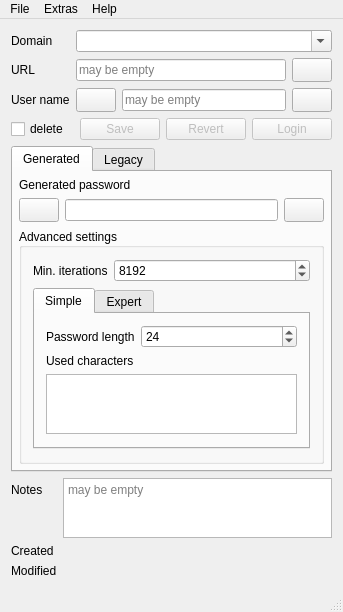
First picture: the form in Qt-SESAM/mainwindow.ui, repository 607011/Qt-SESAM, before the edit.
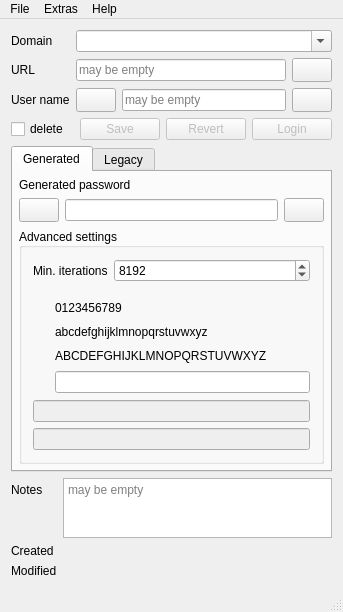
Second picture: the form after the edit. The open tabs and pages were chosen to show the change. Icons and pictures are not drawn. Custom widgets are drawn as their Qt base class.

```diff
--- a/Qt-SESAM/mainwindow.ui
+++ b/Qt-SESAM/mainwindow.ui
@@ -416,80 +416,6 @@
             </layout>
            </item>
            <item>
-            <widget class="QTabWidget" name="tabWidgetVersions">
-             <property name="currentIndex">
-              <number>1</number>
-             </property>
-             <widget class="QWidget" name="tabV2">
-              <property name="enabled">
-               <bool>true</bool>
-              </property>
-              <attribute name="title">
-               <string>Simple</string>
-              </attribute>
-              <layout class="QVBoxLayout" name="verticalLayout">
-               <item>
-                <layout class="QFormLayout" name="formLayout_2">
-                 <property name="leftMargin">
-                  <number>0</number>
-                 </property>
-                 <item row="0" column="0">
-                  <widget class="QLabel" name="label_6">
-                   <property name="text">
-                    <string>Password length</string>
-                   </property>
-                  </widget>
-                 </item>
-                 <item row="0" column="1">
-                  <widget class="QSpinBox" name="passwordLengthSpinBox">
-                   <property name="minimum">
-                    <number>4</number>
-                   </property>
-                   <property name="value">
-                    <number>24</number>
-                   </property>
-                  </widget>
-                 </item>
-                </layout>
-               </item>
-               <item>
-                <widget class="QLabel" name="label_15">
-                 <property name="text">
-                  <string>Used characters</string>
-                 </property>
-                </widget>
-               </item>
-               <item>
-                <widget class="QPlainTextEdit" name="usedCharactersPlainTextEdit">
-                 <property name="maximumSize">
-                  <size>
-                   <width>16777215</width>
-                   <height>60</height>
-                  </size>
-                 </property>
-                </widget>
-               </item>
-               <item>
-                <spacer name="verticalSpacer_3">
-                 <property name="orientation">
-                  <enum>Qt::Vertical</enum>
-                 </property>
-                 <property name="sizeHint" stdset="0">
-                  <size>
-                   <width>20</width>
-                   <height>40</height>
-                  </size>
-                 </property>
-                </spacer>
-               </item>
-              </layout>
-             </widget>
-             <widget class="QWidget" name="tabV3">
-              <attribute name="title">
-               <string>Expert</string>
-              </attribute>
-              <layout class="QVBoxLayout" name="vLayoutV3">
-               <item>
                 <layout class="QGridLayout" name="selectorGridLayout">
                  <property name="sizeConstraint">
                   <enum>QLayout::SetMinimumSize</enum>
@@ -648,42 +574,6 @@
                 </layout>
                </item>
                <item>
-                <widget class="QLineEdit" name="saltBase64LineEdit">
-                 <property name="maximumSize">
-                  <size>
-                   <width>16777215</width>
-                   <height>0</height>
-                  </size>
-                 </property>
-                 <property name="cursor">
-                  <cursorShape>ForbiddenCursor</cursorShape>
-                 </property>
-                 <property name="visible">
-                  <bool>false</bool>
-                 </property>
-                 <property name="readOnly">
-                  <bool>true</bool>
-                 </property>
-                </widget>
-               </item>
-               <item>
-                <widget class="QLineEdit" name="passwordTemplateLineEdit">
-                 <property name="maximumSize">
-                  <size>
-                   <width>16777215</width>
-                   <height>0</height>
-                  </size>
-                 </property>
-                 <property name="visible">
-                  <bool>false</bool>
-                 </property>
-                </widget>
-               </item>
-              </layout>
-             </widget>
-            </widget>
-           </item>
-           <item>
             <spacer name="verticalSpacer_4">
              <property name="orientation">
               <enum>Qt::Vertical</enum>
@@ -699,6 +589,26 @@
              </property>
             </spacer>
            </item>
+           <item>
+            <widget class="QLineEdit" name="passwordTemplateLineEdit">
+             <property name="enabled">
+              <bool>false</bool>
+             </property>
+             <property name="toolTip">
+              <string>Password template (FYI)</string>
+             </property>
+            </widget>
+           </item>
+           <item>
+            <widget class="QLineEdit" name="saltBase64LineEdit">
+             <property name="enabled">
+              <bool>false</bool>
+             </property>
+             <property name="toolTip">
+              <string>Base64 encoded salt (FYI)</string>
+             </property>
+            </widget>
+           </item>
           </layout>
          </widget>
         </item>
```
Left out of the diff: 18 changed lines with no effect on the pictures. Lines whose indentation alone changed are shown as unchanged.
